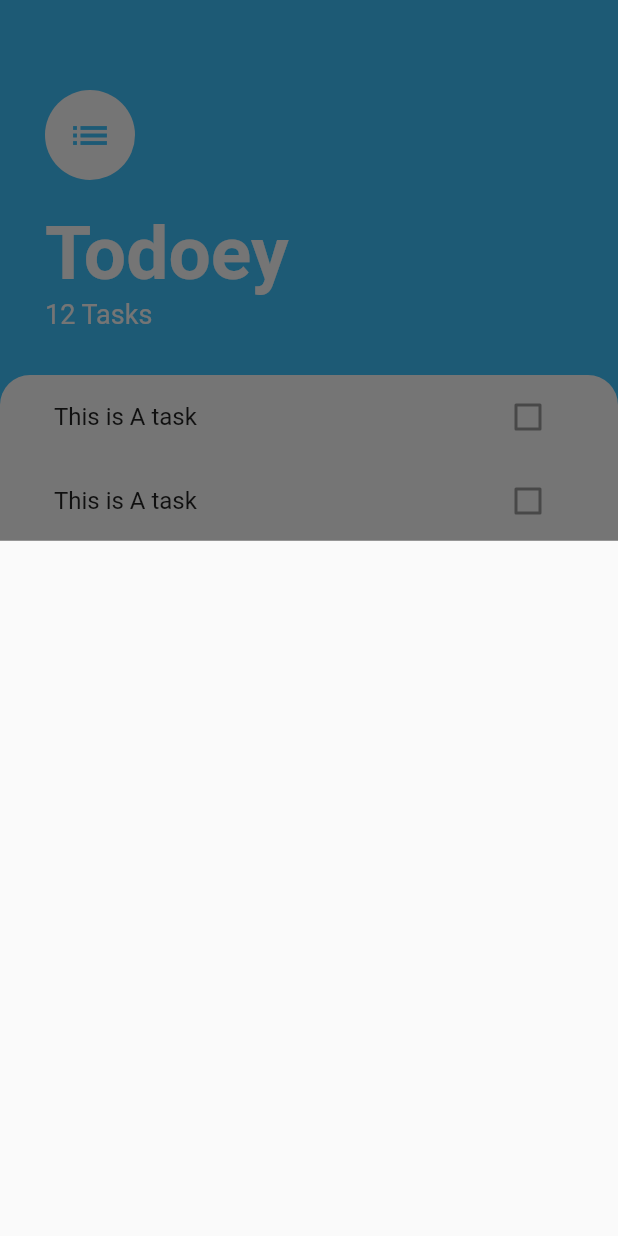
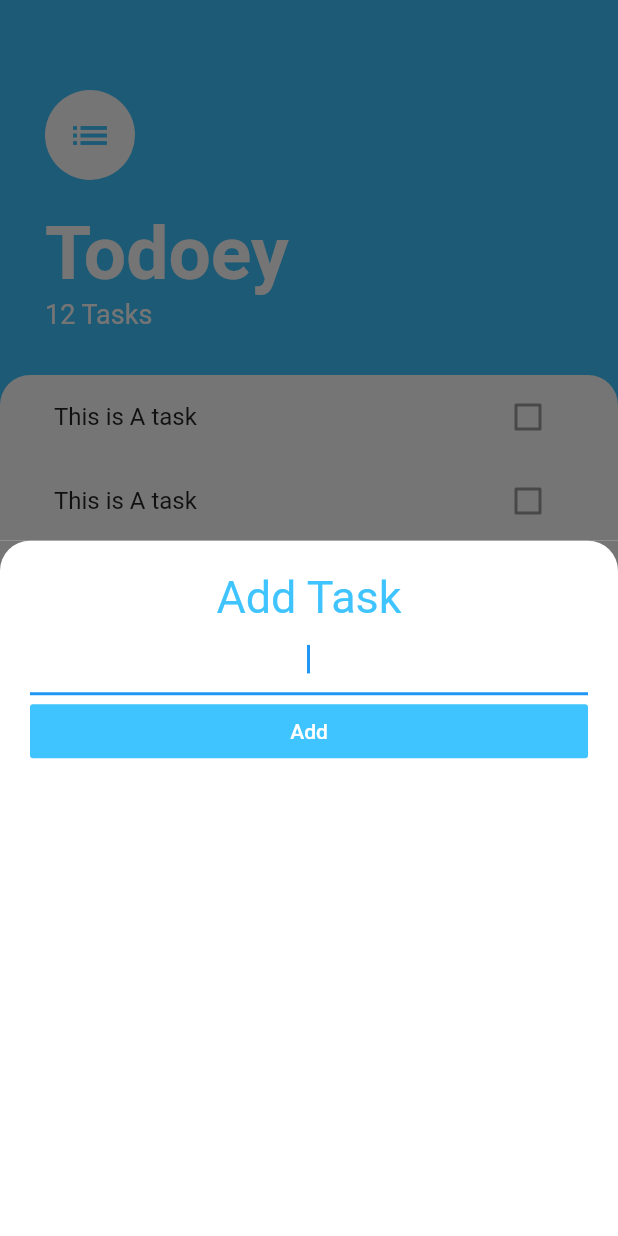
Before and after one commit to yongchulbag/todoey, a Flutter app: the screen it shows after launch, after a tap on the "add" icon, on a phone screen of 412 x 824 dp. Run offline on Flutter 3.47's test engine with Material 2 defaults, Android fonts, the phone set to English and light mode, and no system bars.

Commit message:
Merge remote-tracking branch 'origin/master'
# Conflicts:
#	lib/screens/addTask_bottom.dart

```diff
--- a/lib/screens/addTask_bottom.dart
+++ b/lib/screens/addTask_bottom.dart
@@ -1,8 +1,47 @@
 import 'package:flutter/material.dart';
-
 class addTaskBottom extends StatelessWidget {
   @override
   Widget build(BuildContext context) {
+    return Container(
+      color: Color(0xff757575),
+      child: Container(
+        //컨테이너를 두개 쓰는 이유는 컨테이너의 배경색을 지정할수 없기 때문임, 고로 하나는 회색, 그 안에 흰색을 띄우는것
+          padding: EdgeInsets.all(20),
+          decoration: BoxDecoration(
+            color: Colors.white,
+            borderRadius: BorderRadius.only(
+              topRight: Radius.circular(20),
+              topLeft: Radius.circular(20),
+            ),
+          ),
+          child: Column(
+            crossAxisAlignment: CrossAxisAlignment.stretch,
+            children: [
+              Text(
+                'Add Task',
+                textAlign: TextAlign.center,
+                style: TextStyle(
+                  fontSize: 30,
+                  color: Colors.lightBlueAccent,
+                ),
+              ),
+              TextField(
+                autofocus: true,
+                textAlign: TextAlign.center,
+              ),
+              FlatButton(
+                child: Text(
+                  'Add',
+                  style: TextStyle(
+                    color: Colors.white,
+                  ),
+                ),
+                color: Colors.lightBlueAccent,
+                onPressed: () {},
+              ),
+            ],
+          )),
+    );
     return Container();
   }
 }
--- a/lib/widgets/task_tile.dart
+++ b/lib/widgets/task_tile.dart
@@ -6,7 +6,22 @@ class TaskTile extends StatelessWidget {
   Widget build(BuildContext context) {
     return ListTile(
       title: Text('This is A task'),
-      trailing: Checkbox(value: false, onChanged: null),
+      trailing: CheckBoxWidget(),
     );
   }
 }
+
+class CheckBoxWidget extends StatefulWidget {
+  const CheckBoxWidget({Key? key}) : super(key: key);
+
+  @override
+  State<CheckBoxWidget> createState() => _CheckBoxWidgetState();
+}
+
+class _CheckBoxWidgetState extends State<CheckBoxWidget> {
+  @override
+
+  Widget build(BuildContext context) {
+    return Checkbox(activeColor: Colors.lightBlueAccent, value: false, onChanged: null);
+  }
+}
```
